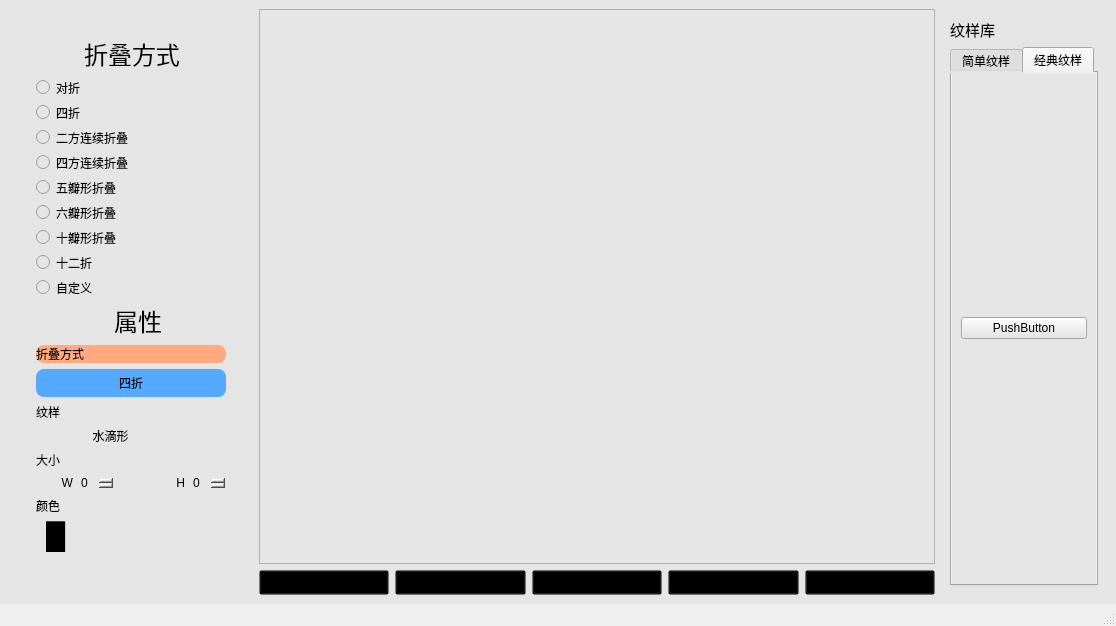
First picture: the form in mainwindow.ui, repository zeki2333/papercutting-simulation, before the edit.
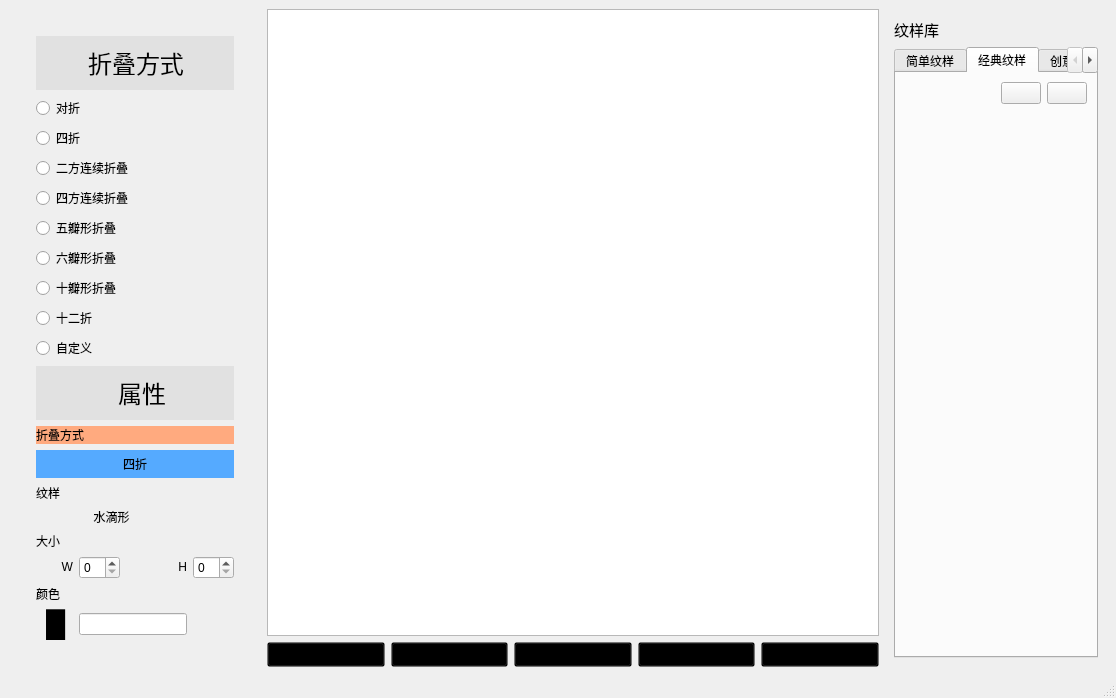
Second picture: the form after the edit. The open tabs and pages were chosen to show the change. Icons and pictures are not drawn.

The edit to the form file:
```diff
--- a/mainwindow.ui
+++ b/mainwindow.ui
@@ -7,7 +7,7 @@
     <x>0</x>
     <y>0</y>
     <width>1116</width>
-    <height>626</height>
+    <height>658</height>
    </rect>
   </property>
   <property name="windowTitle">
@@ -15,14 +15,13 @@
   </property>
   <widget class="QWidget" name="centralwidget">
    <property name="styleSheet">
-    <string notr="true">background:rgb(229, 229, 229)</string>
+    <string notr="true"/>
    </property>
    <layout class="QHBoxLayout" name="horizontalLayout">
     <item>
      <widget class="QWidget" name="leftWidget" native="true">
       <property name="styleSheet">
-       <string notr="true">border-width: 2px;
-border-radius: 8px;</string>
+       <string notr="true"/>
       </property>
       <layout class="QVBoxLayout" name="verticalLayout_2">
        <property name="sizeConstraint">
@@ -49,6 +48,10 @@
               </property>
               <layout class="QVBoxLayout" name="verticalLayout_5">
                <item>
+                <widget class="QWidget" name="widget" native="true">
+                 <property name="styleSheet">
+                  <string notr="true">background:rgb(225, 225, 225)</string>
+                 </property>
                 <layout class="QHBoxLayout" name="horizontalLayout_2">
                  <property name="spacing">
                   <number>0</number>
@@ -141,6 +144,7 @@
                   </spacer>
                  </item>
                 </layout>
+                </widget>
                </item>
                <item>
                 <widget class="QRadioButton" name="radioButton_2">
@@ -172,6 +176,9 @@
                </item>
                <item>
                 <widget class="QRadioButton" name="radioButton_3">
+                 <property name="styleSheet">
+                  <string notr="true"/>
+                 </property>
                  <property name="text">
                   <string>五瓣形折叠</string>
                  </property>
@@ -206,6 +213,10 @@
                 </widget>
                </item>
                <item>
+                <widget class="QWidget" name="widget" native="true">
+                 <property name="styleSheet">
+                  <string notr="true">background:rgb(225, 225, 225)</string>
+                 </property>
                 <layout class="QHBoxLayout" name="horizontalLayout_6">
                  <item>
                   <spacer name="horizontalSpacer_3">
@@ -286,6 +297,7 @@
                   </spacer>
                  </item>
                 </layout>
+                </widget>
                </item>
                <item>
                 <layout class="QGridLayout" name="gridLayout_3">
@@ -769,12 +781,63 @@
            <string>经典纹样</string>
           </attribute>
           <layout class="QGridLayout" name="gridLayout_2">
+           <item row="0" column="1">
+            <widget class="QPushButton" name="classicLeftBtn">
+             <property name="text">
+              <string/>
+             </property>
+             <property name="icon">
+              <iconset resource="resource.qrc">
+               <normaloff>:/new/btn/QSS_IMG/go-previous-symbolic.symbolic.png</normaloff>:/new/btn/QSS_IMG/go-previous-symbolic.symbolic.png</iconset>
+             </property>
+            </widget>
+           </item>
+           <item row="0" column="2">
+            <widget class="QPushButton" name="classicRightBtn">
+             <property name="text">
+              <string/>
+             </property>
+             <property name="icon">
+              <iconset resource="resource.qrc">
+               <normaloff>:/new/btn/QSS_IMG/go-next-symbolic.symbolic.png</normaloff>:/new/btn/QSS_IMG/go-next-symbolic.symbolic.png</iconset>
+             </property>
+            </widget>
+           </item>
            <item row="0" column="0">
-            <widget class="QPushButton" name="pushButton_7">
-             <property name="text">
-              <string>PushButton</string>
+            <spacer name="horizontalSpacer_5">
+             <property name="orientation">
+              <enum>Qt::Horizontal</enum>
              </property>
-            </widget>
+             <property name="sizeHint" stdset="0">
+              <size>
+               <width>40</width>
+               <height>20</height>
+              </size>
+             </property>
+            </spacer>
+           </item>
+           <item row="1" column="0" colspan="3">
+            <widget class="QStackedWidget" name="stackedWidget">
+             <property name="currentIndex">
+              <number>0</number>
+             </property>
+             <widget class="QWidget" name="page">
+              <layout class="QGridLayout" name="gridLayout"/>
+             </widget>
+             <widget class="QWidget" name="page_2">
+              <layout class="QGridLayout" name="gridLayout_5"/>
+             </widget>
+            </widget>
+           </item>
+          </layout>
+         </widget>
+         <widget class="QWidget" name="tab_3">
+          <attribute name="title">
+           <string>创意纹样</string>
+          </attribute>
+          <layout class="QVBoxLayout" name="verticalLayout_6">
+           <item>
+            <layout class="QGridLayout" name="createGridLayout"/>
            </item>
           </layout>
          </widget>
```
Left out of the diff: 11 changed lines with no effect on the pictures. Lines whose indentation alone changed are shown as unchanged.
